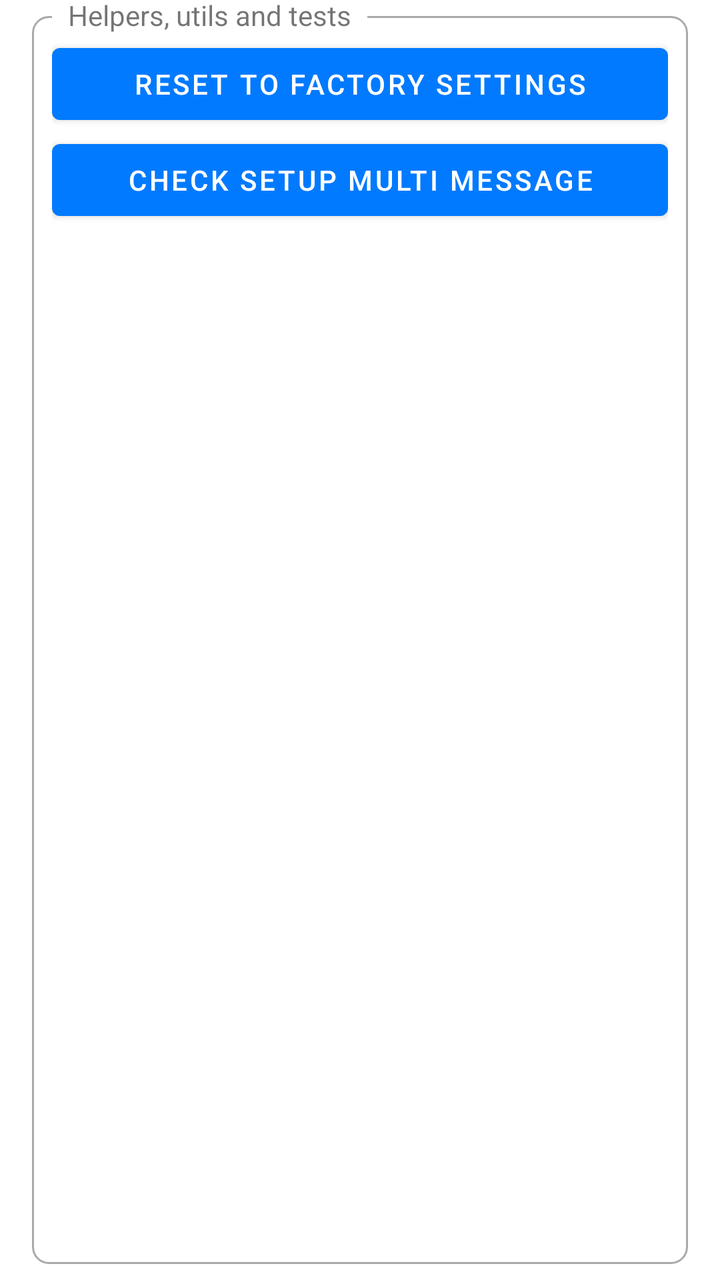
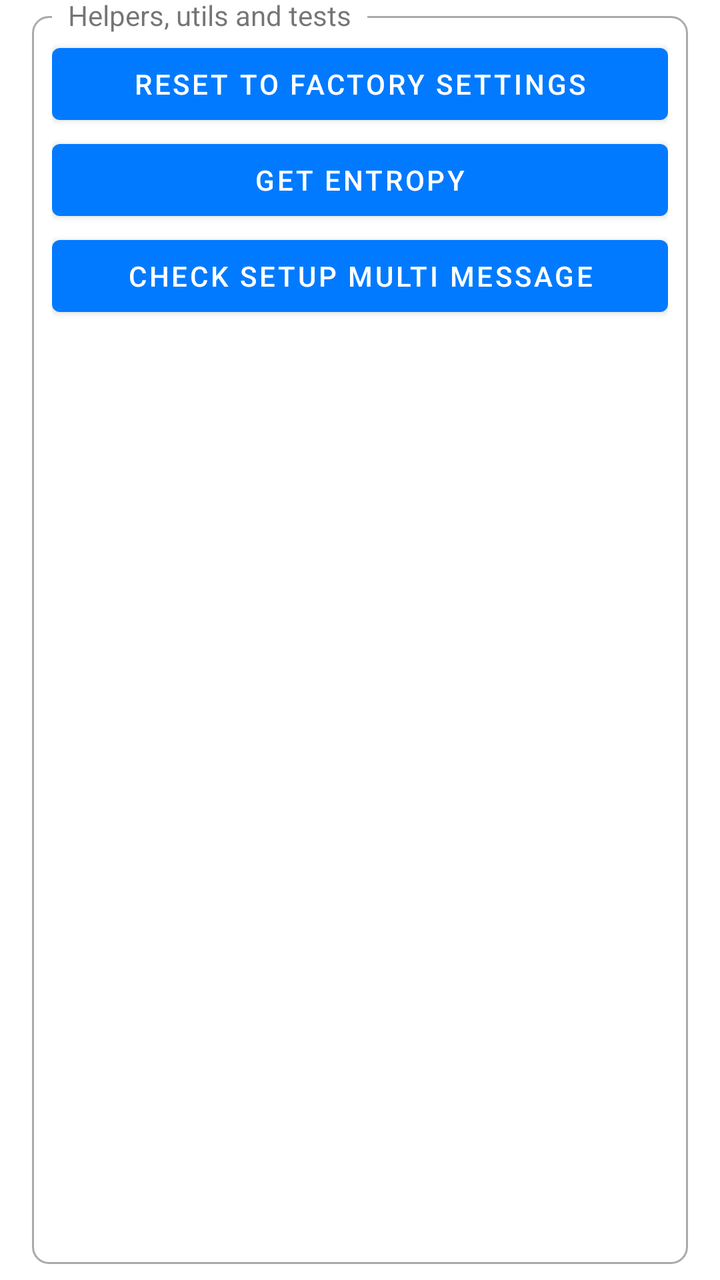

An Android layout rendered at two revisions. The XML below is the earlier revision; the diff shows what the commit changed to produce the second picture.
<!-- AndroidManifest.xml: application theme AppTheme -->
<!-- res/layout/utils.xml -->
<?xml version="1.0" encoding="utf-8"?>
<FrameLayout xmlns:android="http://schemas.android.com/apk/res/android"
    android:layout_width="match_parent"
    android:layout_height="wrap_content"
    android:clipToPadding="false"
    android:paddingStart="@dimen/box_padding_horizontal"
    android:paddingTop="@dimen/box_padding_vertical"
    android:paddingEnd="@dimen/box_padding_horizontal"
    android:paddingBottom="@dimen/box_padding_vertical">

    <FrameLayout
        android:layout_width="match_parent"
        android:layout_height="match_parent"
        android:background="@drawable/rounded_corner" />

    <TextView
        android:layout_width="wrap_content"
        android:layout_height="wrap_content"
        android:background="?android:windowBackground"
        android:paddingStart="8dp"
        android:paddingEnd="8dp"
        android:text="Helpers, utils and tests"
        android:translationX="10dp"
        android:translationY="-10dp" />

    <FrameLayout
        android:id="@+id/contentContainer"
        android:layout_width="match_parent"
        android:layout_height="match_parent"
        android:clipToPadding="false"
        android:padding="10dp">

        <LinearLayout
            android:layout_width="match_parent"
            android:layout_height="wrap_content"
            android:orientation="vertical">

            <Button
                android:id="@+id/btnResetToFactory"
                android:layout_width="match_parent"
                android:layout_height="wrap_content"
                android:text="Reset to factory settings" />

            <Button
                android:id="@+id/btnCheckSetMessage"
                android:layout_width="match_parent"
                android:layout_height="wrap_content"
                android:text="Check setup multi message" />

        </LinearLayout>

    </FrameLayout>

</FrameLayout>
<!-- resources referenced by this layout -->
<resources>
  <dimen name="box_padding_horizontal">16dp</dimen>
  <dimen name="box_padding_vertical">8dp</dimen>
  <!-- drawable rounded_corner (drawable) -->
  <?xml version="1.0" encoding="utf-8"?>
  <shape xmlns:android="http://schemas.android.com/apk/res/android">
      <stroke
          android:width="1dp"
          android:color="@android:color/darker_gray" />
  
      <solid android:color="@android:color/transparent" />
  
      <padding
          android:bottom="5dp"
          android:left="5dp"
          android:right="5dp"
          android:top="5dp" />
  
      <corners android:radius="8dp" />
  </shape>
  <style name="AppTheme" parent="Theme.MaterialComponents.DayNight.NoActionBar">
          <item name="colorPrimary">@color/primary</item>
          <item name="colorPrimaryDark">@color/primary_dark</item>
          <item name="colorOnPrimary">@color/on_primary</item>
          <item name="colorSecondary">@color/primary</item>
      </style>
  <color name="primary">#027aff</color>
  <color name="primary_dark">#0a02ff</color>
  <color name="on_primary">#FFFFFF</color>
</resources>

<!-- the commit's change to res/layout/utils.xml (unified diff, before → after) -->
@@ -42,6 +42,12 @@
                 android:text="Reset to factory settings" />
 
             <Button
+                android:id="@+id/btnGetEntropy"
+                android:layout_width="match_parent"
+                android:layout_height="wrap_content"
+                android:text="Get entropy" />
+
+            <Button
                 android:id="@+id/btnCheckSetMessage"
                 android:layout_width="match_parent"
                 android:layout_height="wrap_content"
